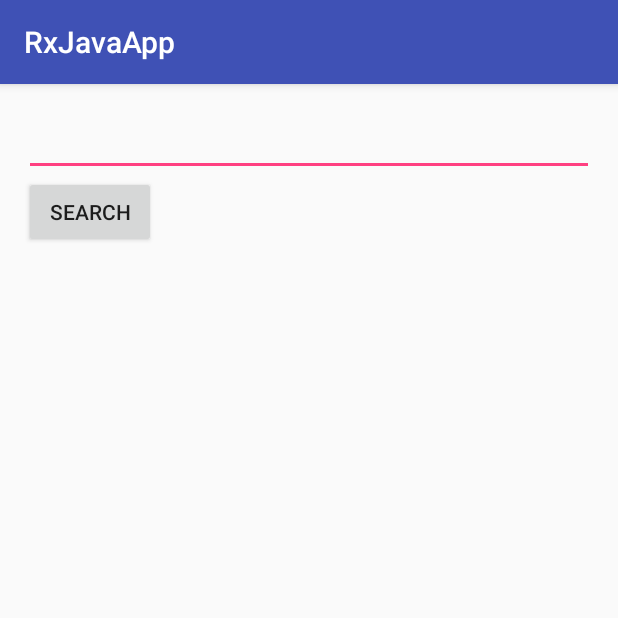
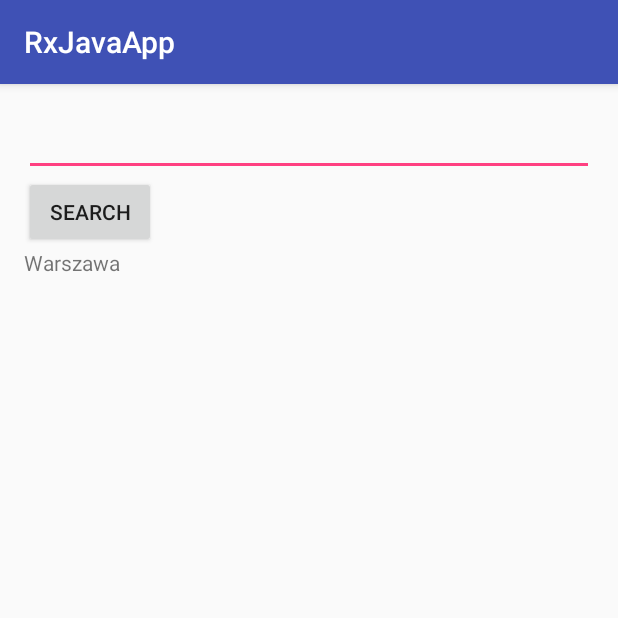
Before and after one commit to mariopce/RxjavatestApp, an Android app: the screen it shows after launch (MainActivity), on a phone screen of 412 x 824 dp, the top half of it. Run offline under Robolectric (Android 15) with nearby library versions, the phone set to English and light mode, and no system bars; our stand-ins replace RxJava; 1 statement that could not run was skipped.

Commit message:
Display result on the list

```diff
--- a/app/build.gradle
+++ b/app/build.gradle
@@ -27,5 +27,7 @@ dependencies {
     compile 'io.reactivex.rxjava2:rxjava:2.0.0'
     compile 'io.reactivex.rxjava2:rxandroid:2.0.0'
     compile 'com.android.support:appcompat-v7:25.0.0'
+    compile 'com.android.support:cardview-v7:25.0.+'
+    compile 'com.android.support:recyclerview-v7:25.0.+'
     testCompile 'junit:junit:4.12'
 }
--- a/app/src/main/java/pl/saramak/rxjavaapp/ContentItem.java
+++ b/app/src/main/java/pl/saramak/rxjavaapp/ContentItem.java
@@ -4,4 +4,8 @@ public class ContentItem {
     String cityName;
     int people;
 
+    public ContentItem(String cityName, int people) {
+        this.cityName = cityName;
+        this.people = people;
+    }
 }
--- a/app/src/main/java/pl/saramak/rxjavaapp/MainActivity.java
+++ b/app/src/main/java/pl/saramak/rxjavaapp/MainActivity.java
@@ -4,6 +4,8 @@ import android.content.Context;
 import android.os.Bundle;
 import android.support.annotation.NonNull;
 import android.support.v7.app.AppCompatActivity;
+import android.support.v7.widget.LinearLayoutManager;
+import android.support.v7.widget.RecyclerView;
 import android.util.Log;
 import android.view.View;
 import android.view.ViewGroup;
@@ -16,6 +18,7 @@ import android.widget.Toast;
 import io.reactivex.Observer;
 import io.reactivex.disposables.Disposable;
 
+import java.util.ArrayList;
 import java.util.Collections;
 import java.util.List;
 
@@ -25,8 +28,9 @@ public class MainActivity extends AppCompatActivity implements MainView {
     Presenter presenter;
     private View errorButton;
     private EditText searchEditText;
-    private ListView resultList;
-    private ArrayAdapter<ContentItem> adapter;
+    private RecyclerView mRecyclerCitiesView;
+    private LinearLayoutManager mLayoutManager;
+    private MyAdapter mCitiesAdapter;
 
     @Override
     protected void onCreate(Bundle savedInstanceState) {
@@ -34,9 +38,17 @@ public class MainActivity extends AppCompatActivity implements MainView {
         setContentView(R.layout.activity_main);
         errorButton = findViewById(R.id.gen_error);
         searchEditText = (EditText) findViewById(R.id.city_edit_text);
-        resultList = (ListView) findViewById(R.id.list);
-        adapter = new CityAdapter(this, android.R.layout.simple_list_item_2, Collections.<ContentItem>emptyList());
-        resultList.setAdapter(adapter);
+        mRecyclerCitiesView = (RecyclerView) findViewById(R.id.my_recycler_view);
+        mRecyclerCitiesView.setHasFixedSize(true);
+        // use a linear layout manager
+        mLayoutManager = new LinearLayoutManager(this);
+        mRecyclerCitiesView.setLayoutManager(mLayoutManager);
+        // specify an adapter (see also next example)
+        mCitiesAdapter = new MyAdapter();
+        ArrayList<ContentItem> ci = new ArrayList<>();
+        ci.add(new ContentItem("Warszawa", 100000));
+        mCitiesAdapter.setData(ci);
+        mRecyclerCitiesView.setAdapter(mCitiesAdapter);
         presenter = new Presenter();
         presenter.lisenCache().repeat(4).subscribe(new Observer<Content>() {
             @Override
@@ -47,7 +59,7 @@ public class MainActivity extends AppCompatActivity implements MainView {
             @Override
             public void onNext(Content value) {
                 show("onNext c" + value);
-                //                        adapter.setCities(value.getCities());
+                mCitiesAdapter.setData(value.getCities());
             }
 
             @Override
@@ -94,21 +106,4 @@ public class MainActivity extends AppCompatActivity implements MainView {
         Toast.makeText(MainActivity.this, "mess: " + message, Toast.LENGTH_SHORT).show();
     }
 
-    public static class CityAdapter extends ArrayAdapter<ContentItem> {
-
-        public CityAdapter(Context context, int resource, List<ContentItem> objects) {
-            super(context, resource, objects);
-        }
-
-        @NonNull
-        @Override
-        public View getView(int position, View view, ViewGroup parent) {
-            TextView text1 = (TextView) view.findViewById(android.R.id.text1);
-            TextView text2 = (TextView) view.findViewById(android.R.id.text2);
-
-            text1.setText(getItem(position).cityName);
-            text2.setText(getItem(position).people);
-            return view;
-        }
-    };
 }
--- /dev/null
+++ b/app/src/main/java/pl/saramak/rxjavaapp/MyAdapter.java
@@ -0,0 +1,53 @@
+package pl.saramak.rxjavaapp;
+
+import android.support.v7.widget.RecyclerView;
+import android.view.LayoutInflater;
+import android.view.View;
+import android.view.ViewGroup;
+import android.widget.TextView;
+
+import java.util.ArrayList;
+import java.util.List;
+
+/**
+ * Created by mario on 29.11.16.
+ */
+public class MyAdapter extends RecyclerView.Adapter<MyAdapter.ViewHolder>{
+    List<ContentItem> data = new ArrayList<>();
+    public MyAdapter() {
+
+    }
+
+    @Override
+    public ViewHolder onCreateViewHolder(ViewGroup parent, int viewType) {
+
+        View v = LayoutInflater.from(parent.getContext())
+                .inflate(R.layout.my_text_view, parent, false);
+        ViewHolder vh = new ViewHolder((TextView) v);
+        return vh;
+    }
+
+    @Override
+    public void onBindViewHolder(ViewHolder holder, int position) {
+        holder.mTextView.setText(data.get(position).cityName);
+    }
+
+    @Override
+    public int getItemCount() {
+        return data.size();
+    }
+
+    public void setData(List<ContentItem> data) {
+        this.data = data;
+        notifyDataSetChanged();
+    }
+
+    public static class ViewHolder extends RecyclerView.ViewHolder {
+        // each data item is just a string in this case
+        public TextView mTextView;
+        public ViewHolder(TextView v) {
+            super(v);
+            mTextView = v;
+        }
+    }
+}
--- a/app/src/main/res/layout/activity_main.xml
+++ b/app/src/main/res/layout/activity_main.xml
@@ -1,24 +1,33 @@
 <?xml version="1.0" encoding="utf-8"?>
-<RelativeLayout
-        xmlns:android="http://schemas.android.com/apk/res/android"
+<RelativeLayout xmlns:android="http://schemas.android.com/apk/res/android"
     xmlns:tools="http://schemas.android.com/tools"
     android:id="@+id/activity_main"
     android:layout_width="match_parent"
     android:layout_height="match_parent"
+    android:paddingBottom="@dimen/activity_vertical_margin"
     android:paddingLeft="@dimen/activity_horizontal_margin"
     android:paddingRight="@dimen/activity_horizontal_margin"
     android:paddingTop="@dimen/activity_vertical_margin"
-        android:paddingBottom="@dimen/activity_vertical_margin"
     tools:context="pl.saramak.rxjavaapp.MainActivity">
 
-    <EditText android:layout_width="match_parent" android:layout_height="wrap_content" android:id="@+id/city_edit_text"/>
+    <EditText
+        android:id="@+id/city_edit_text"
+        android:layout_width="match_parent"
+        android:layout_height="wrap_content" />
+
     <Button
         android:id="@+id/gen_error"
         android:layout_width="wrap_content"
         android:layout_height="wrap_content"
-            android:text="Search" android:layout_below="@+id/city_edit_text" android:layout_alignParentLeft="true"
-            android:layout_alignParentStart="true"/>
-    <ListView android:id="@+id/list"
-              android:layout_width="match_parent" android:layout_height="match_parent" android:layout_below="@+id/gen_error"
-              android:layout_alignParentLeft="true" android:layout_alignParentStart="true"></ListView>
+        android:layout_alignParentLeft="true"
+        android:layout_alignParentStart="true"
+        android:layout_below="@+id/city_edit_text"
+        android:text="Search" />
+
+    <android.support.v7.widget.RecyclerView
+        android:id="@+id/my_recycler_view"
+        android:layout_width="match_parent"
+        android:layout_height="match_parent"
+        android:layout_below="@id/gen_error"
+        android:scrollbars="vertical" />
 </RelativeLayout>
--- /dev/null
+++ b/app/src/main/res/layout/my_text_view.xml
@@ -0,0 +1,5 @@
+<?xml version="1.0" encoding="utf-8"?>
+<TextView xmlns:android="http://schemas.android.com/apk/res/android"
+    android:id="@+id/text"
+    android:layout_width="match_parent"
+    android:layout_height="wrap_content" />
```
Lines whose indentation alone changed are shown as unchanged.
